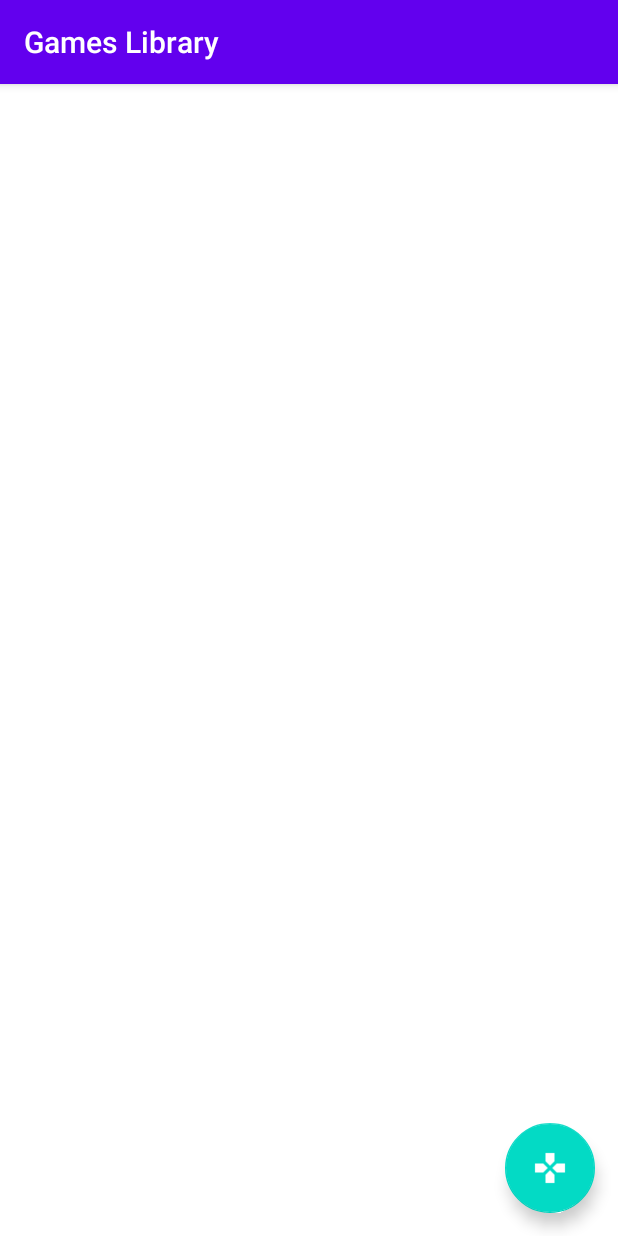
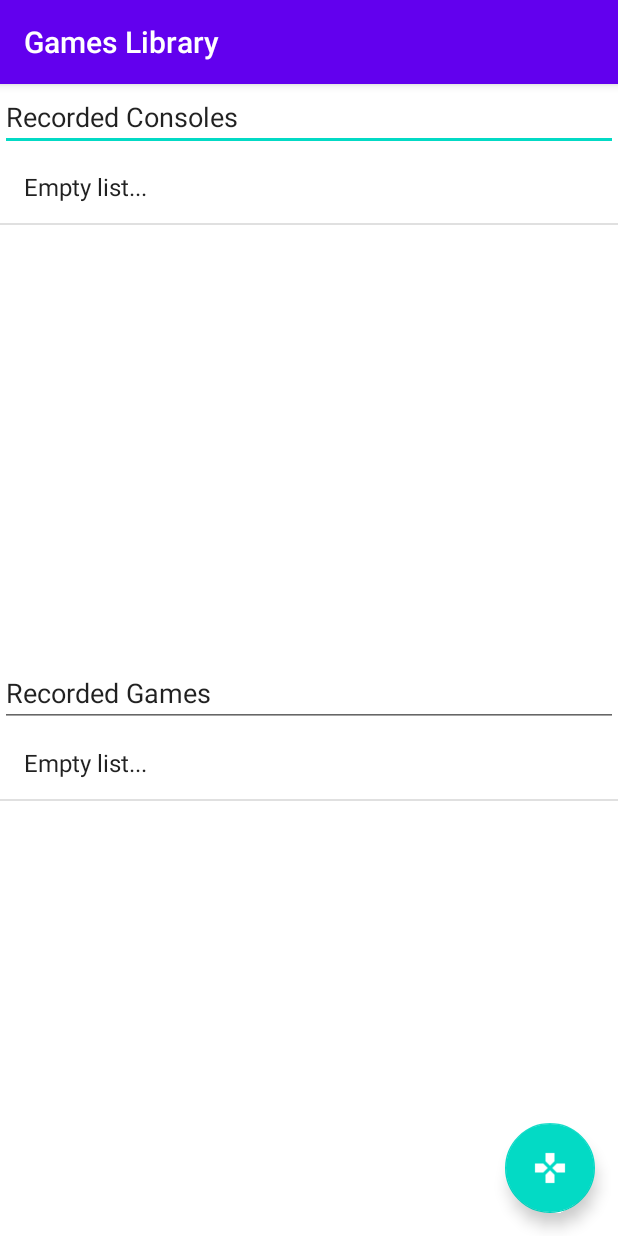
Before and after one commit to PedroHMunhoz/CompDispMoveis_FADERGS, an Android app: the screen it shows after launch (MainActivity), on a phone screen of 412 x 824 dp. Run offline under Robolectric (Android 15) with nearby library versions, the phone set to English and light mode, and no system bars.

Commit message:
Adiciona os ListView de Consoles e Games na Main.
Signed-off-by: Pedro Henrique Munhoz Costa <pedromunhozc@gmail.com>

```diff
--- a/AppGamesLibrary/app/src/main/java/br/com/pedrohmunhoz/appgameslibrary/GamesListActivity.java
+++ b/AppGamesLibrary/app/src/main/java/br/com/pedrohmunhoz/appgameslibrary/GamesListActivity.java
@@ -46,8 +46,6 @@ public class GamesListActivity extends AppCompatActivity {
                 startActivity(intent);
             }
         });
-
-
     }
 
     private void LoadGames() {
--- a/AppGamesLibrary/app/src/main/java/br/com/pedrohmunhoz/appgameslibrary/MainActivity.java
+++ b/AppGamesLibrary/app/src/main/java/br/com/pedrohmunhoz/appgameslibrary/MainActivity.java
@@ -11,10 +11,23 @@ import androidx.appcompat.widget.Toolbar;
 import android.view.View;
 import android.view.Menu;
 import android.view.MenuItem;
+import android.widget.AdapterView;
+import android.widget.ArrayAdapter;
+import android.widget.ListView;
+
+import java.util.List;
 
 public class MainActivity extends AppCompatActivity {
     FloatingActionButton fabParent, fabConsoles, fabGames;
     boolean isFabsClosed = true;
+
+    private ListView lvwConsoles;
+    private ArrayAdapter adapter;
+    private List<Console> lstConsoles;
+
+    private ListView lvwGames;
+    private ArrayAdapter adapterGames;
+    private List<Game> lstGames;
 
     @Override
     protected void onCreate(Bundle savedInstanceState) {
@@ -26,6 +39,8 @@ public class MainActivity extends AppCompatActivity {
         fabParent = findViewById(R.id.fabParent);
         fabConsoles = findViewById(R.id.fabConsoles);
         fabGames = findViewById(R.id.fabGames);
+        lvwConsoles = findViewById(R.id.lvwConsoles);
+        lvwGames = findViewById(R.id.lvwGames);
 
         fabParent.setOnClickListener(new View.OnClickListener() {
             @Override
@@ -54,6 +69,29 @@ public class MainActivity extends AppCompatActivity {
                 closeFabs();
                 Intent intent = new Intent(MainActivity.this, ConsolesListActivity.class);
                 intent.putExtra("console_id", 0);
+                startActivity(intent);
+            }
+        });
+
+        LoadConsoles();
+        LoadGames();
+
+        lvwConsoles.setOnItemClickListener(new AdapterView.OnItemClickListener() {
+            @Override
+            public void onItemClick(AdapterView<?> parent, View view, int position, long id) {
+                int consoleID = lstConsoles.get(position).getId();
+                Intent intent = new Intent(MainActivity.this, ConsolesActivity.class);
+                intent.putExtra("console_id", consoleID);
+                startActivity(intent);
+            }
+        });
+
+        lvwGames.setOnItemClickListener(new AdapterView.OnItemClickListener() {
+            @Override
+            public void onItemClick(AdapterView<?> parent, View view, int position, long id) {
+                int gameID = lstGames.get(position).getId();
+                Intent intent = new Intent(MainActivity.this, GamesActivity.class);
+                intent.putExtra("game_id", gameID);
                 startActivity(intent);
             }
         });
@@ -93,4 +131,43 @@ public class MainActivity extends AppCompatActivity {
 
         return super.onOptionsItemSelected(item);
     }
+
+    private void LoadConsoles() {
+        lstConsoles = ConsoleDAO.getConsoles(this);
+
+        if (lstConsoles.size() == 0) {
+            Console fake = new Console(getString(R.string.empty_list_placeholder));
+            lstConsoles.add(fake);
+            lvwConsoles.setEnabled(false);
+        } else {
+            lvwConsoles.setEnabled(true);
+        }
+
+        adapter = new ArrayAdapter(this, android.R.layout.simple_list_item_1, lstConsoles);
+
+        lvwConsoles.setAdapter(adapter);
+    }
+
+    private void LoadGames() {
+        lstGames = GameDAO.getGames(this);
+
+        if (lstGames.size() == 0) {
+            Game fake = new Game(getString(R.string.empty_list_placeholder));
+            lstGames.add(fake);
+            lvwGames.setEnabled(false);
+        } else {
+            lvwGames.setEnabled(true);
+        }
+
+        adapter = new ArrayAdapter(this, android.R.layout.simple_list_item_1, lstGames);
+
+        lvwGames.setAdapter(adapter);
+    }
+
+    @Override
+    protected void onRestart() {
+        super.onRestart();
+        LoadConsoles();
+        LoadGames();
+    }
 }
--- a/AppGamesLibrary/app/src/main/res/layout/content_main.xml
+++ b/AppGamesLibrary/app/src/main/res/layout/content_main.xml
@@ -5,10 +5,46 @@
     android:layout_width="match_parent"
     android:layout_height="match_parent"
     android:orientation="vertical"
-    tools:context=".MainActivity">
+    tools:context=".MainActivity"
+    android:layout_marginTop="55dp">
 
-    <ListView
-        android:id="@+id/lvwGames"
+    <LinearLayout
         android:layout_width="match_parent"
-        android:layout_height="match_parent" />
+        android:layout_height="0dp"
+        android:layout_weight="1"
+        android:orientation="vertical">
+
+        android:layout_width="match_parent"
+        android:layout_height="0dp"
+        android:layout_weight="1">
+
+        <EditText
+            android:layout_width="match_parent"
+            android:layout_height="wrap_content"
+            android:layout_gravity="top"
+            android:text="@string/recorded_consoles" />
+
+        <ListView
+            android:id="@+id/lvwConsoles"
+            android:layout_width="match_parent"
+            android:layout_height="match_parent" />
+    </LinearLayout>
+
+    <LinearLayout
+        android:layout_width="match_parent"
+        android:layout_height="0dp"
+        android:layout_weight="1"
+        android:orientation="vertical">
+
+        <EditText
+            android:layout_width="match_parent"
+            android:layout_height="wrap_content"
+            android:layout_gravity="top"
+            android:text="@string/recorded_games" />
+
+        <ListView
+            android:id="@+id/lvwGames"
+            android:layout_width="match_parent"
+            android:layout_height="match_parent" />
+    </LinearLayout>
 </LinearLayout>
--- a/AppGamesLibrary/app/src/main/res/values/strings.xml
+++ b/AppGamesLibrary/app/src/main/res/values/strings.xml
@@ -18,4 +18,6 @@
     <string name="game_updated_toast_message">Game updated with success!</string>
     <string name="invalid_console_selected">The selected console is not valid! Check your selection.</string>
     <string name="invalid_game_year">Invalid game year!</string>
+    <string name="recorded_consoles">Recorded Consoles</string>
+    <string name="recorded_games">Recorded Games</string>
 </resources>
```
Also changed, not shown: 1 other file.
